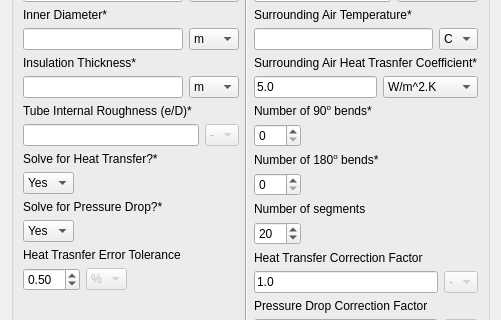
First picture: the form in ui_files/Line_main.ui, repository OmarZaki96/EGSim, before the edit; both pictures show x 0 to 501 and y 204 to 524 of the 501 by 730 pixel window.
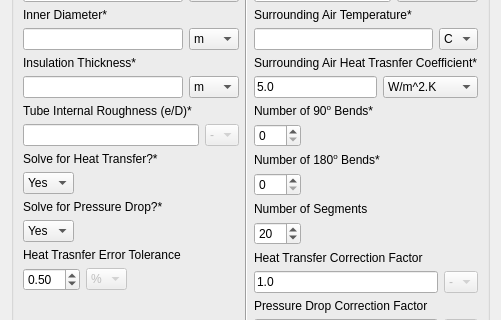
Second picture: the form after the edit.

Diff of the .ui file:
```diff
--- a/ui_files/Line_main.ui
+++ b/ui_files/Line_main.ui
@@ -644,7 +644,7 @@
                <string>Devide the line to number of segments</string>
               </property>
               <property name="text">
-               <string>&lt;html&gt;&lt;head/&gt;&lt;body&gt;&lt;p&gt;Number of 90&lt;span style=&quot; vertical-align:super;&quot;&gt;o&lt;/span&gt; bends*&lt;/p&gt;&lt;/body&gt;&lt;/html&gt;</string>
+               <string>&lt;html&gt;&lt;head/&gt;&lt;body&gt;&lt;p&gt;Number of 90&lt;span style=&quot; vertical-align:super;&quot;&gt;o&lt;/span&gt; Bends*&lt;/p&gt;&lt;/body&gt;&lt;/html&gt;</string>
               </property>
              </widget>
             </item>
@@ -691,7 +691,7 @@
                <string>Devide the line to number of segments</string>
               </property>
               <property name="text">
-               <string>&lt;html&gt;&lt;head/&gt;&lt;body&gt;&lt;p&gt;Number of 180&lt;span style=&quot; vertical-align:super;&quot;&gt;o&lt;/span&gt; bends*&lt;/p&gt;&lt;/body&gt;&lt;/html&gt;</string>
+               <string>&lt;html&gt;&lt;head/&gt;&lt;body&gt;&lt;p&gt;Number of 180&lt;span style=&quot; vertical-align:super;&quot;&gt;o&lt;/span&gt; Bends*&lt;/p&gt;&lt;/body&gt;&lt;/html&gt;</string>
               </property>
              </widget>
             </item>
@@ -736,7 +736,7 @@
              <string>Devide the line to number of segments</string>
             </property>
             <property name="text">
-             <string>Number of segments</string>
+             <string>Number of Segments</string>
             </property>
            </widget>
           </item>
```
